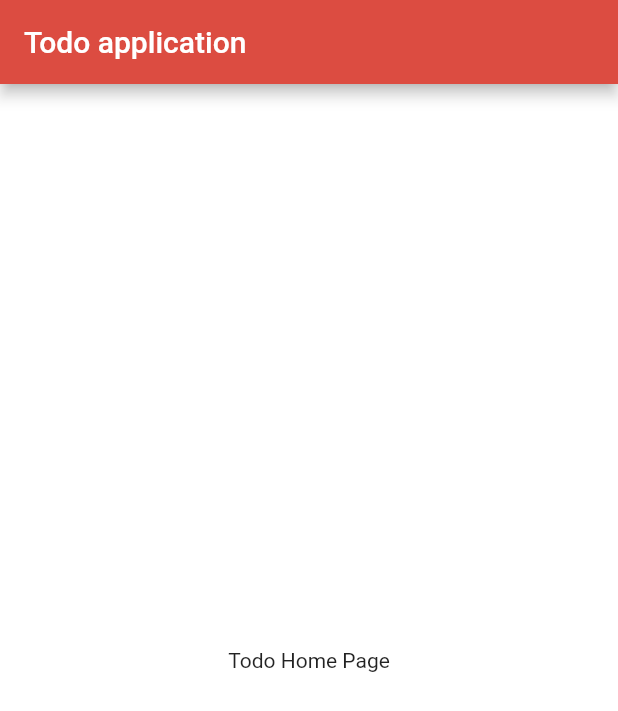
After one commit to vietnguyen312/todo, a Flutter app: the screen it shows after launch, on a phone screen of 412 x 824 dp. The commit adds this screen. Shown: the top 711 px of the screen. Run offline on Flutter 3.47's test engine with Material 2 defaults, Android fonts, the phone set to English and light mode, and no system bars; our stand-ins replace get_it, injectable; generated files the repository leaves out were written again.

Commit message:
Set up app structure

```diff
--- /dev/null
+++ b/lib/configurations/service_configuration.dart
@@ -0,0 +1,14 @@
+import 'package:get_it/get_it.dart';
+import 'package:todo/services/todo_repository.dart';
+
+class ServiceConfiguration {
+  final _getIt = GetIt.instance;
+
+  ServiceConfiguration._internal();
+
+  static final ServiceConfiguration _instance = ServiceConfiguration._internal();
+
+  static ServiceConfiguration get instance => _instance;
+
+  TodoRepository get todoRepository => _getIt<TodoRepository>();
+}
--- /dev/null
+++ b/lib/gui/todo_home_page.dart
@@ -0,0 +1,17 @@
+import 'package:flutter/cupertino.dart';
+import 'package:flutter/material.dart';
+
+class TodoHomePage extends StatelessWidget {
+
+  @override
+  Widget build(BuildContext context) {
+    return Scaffold(
+      appBar: AppBar(
+        title: Text('Todo application'),
+      ),
+      body: Center(
+        child: Text('Todo Home Page'),
+      ),
+    );
+  }
+}
--- /dev/null
+++ b/lib/gui/todo_home_page_view_model.dart
@@ -0,0 +1,9 @@
+import 'package:flutter/widgets.dart';
+import 'package:todo/configurations/service_configuration.dart';
+import 'package:todo/services/todo_repository.dart';
+
+class TodoHomePageViewModel with ChangeNotifier {
+  TodoRepository repository = ServiceConfiguration.instance.todoRepository;
+
+  TodoHomePageViewModel();
+}
--- a/lib/main.dart
+++ b/lib/main.dart
@@ -1,7 +1,12 @@
 import 'package:flutter/material.dart';
+import 'package:provider/provider.dart';
+import 'package:todo/configurations/dependency_configuration.dart';
+import 'package:todo/gui/todo_home_page.dart';
+import 'package:todo/gui/todo_home_page_view_model.dart';
 import 'package:todo/theme/custom_theme.dart';
 
 void main() {
+  configureDependencies();
   runApp(MyApp());
 }
 
@@ -12,13 +17,9 @@ class MyApp extends StatelessWidget {
       title: 'Todo application',
       debugShowCheckedModeBanner: false,
       theme: CustomTheme.lightTheme,
-      home: Scaffold(
-        appBar: AppBar(
-          title: Text('Todo application'),
-        ),
-        body: Center(
-          child: Text('Todo Home Page'),
-        ),
+      home: ChangeNotifierProvider(
+        create: (_) => TodoHomePageViewModel(),
+        child: TodoHomePage(),
       ),
     );
   }
--- /dev/null
+++ b/lib/model/todo_item.dart
@@ -0,0 +1,6 @@
+class TodoItem {
+  String? name;
+  bool isCompleted = false;
+
+  TodoItem({this.name, this.isCompleted = false});
+}
--- /dev/null
+++ b/lib/services/todo_repository.dart
@@ -0,0 +1,5 @@
+import 'package:todo/model/todo_item.dart';
+
+abstract class TodoRepository {
+  Future<List<TodoItem>> getTodoItems();
+}
--- a/pubspec.yaml
+++ b/pubspec.yaml
@@ -23,7 +23,9 @@ environment:
 dependencies:
   flutter:
     sdk: flutter
-
+  get_it: ^7.2.0
+  injectable: ^1.4.1
+  provider: ^6.0.0
 
   # The following adds the Cupertino Icons font to your application.
   # Use with the CupertinoIcons class for iOS style icons.
@@ -32,6 +34,8 @@ dependencies:
 dev_dependencies:
   flutter_test:
     sdk: flutter
+  build_runner: ^2.1.1
+  injectable_generator: ^1.4.1
 
 # For information on the generic Dart part of this file, see the
 # following page: https://dart.dev/tools/pub/pubspec
```
Also changed, not shown: lib/configurations/dependency_configuration.dart (added, +15 -0 lines), lib/services/todo_repository_impl.dart (added, +10 -0 lines).
